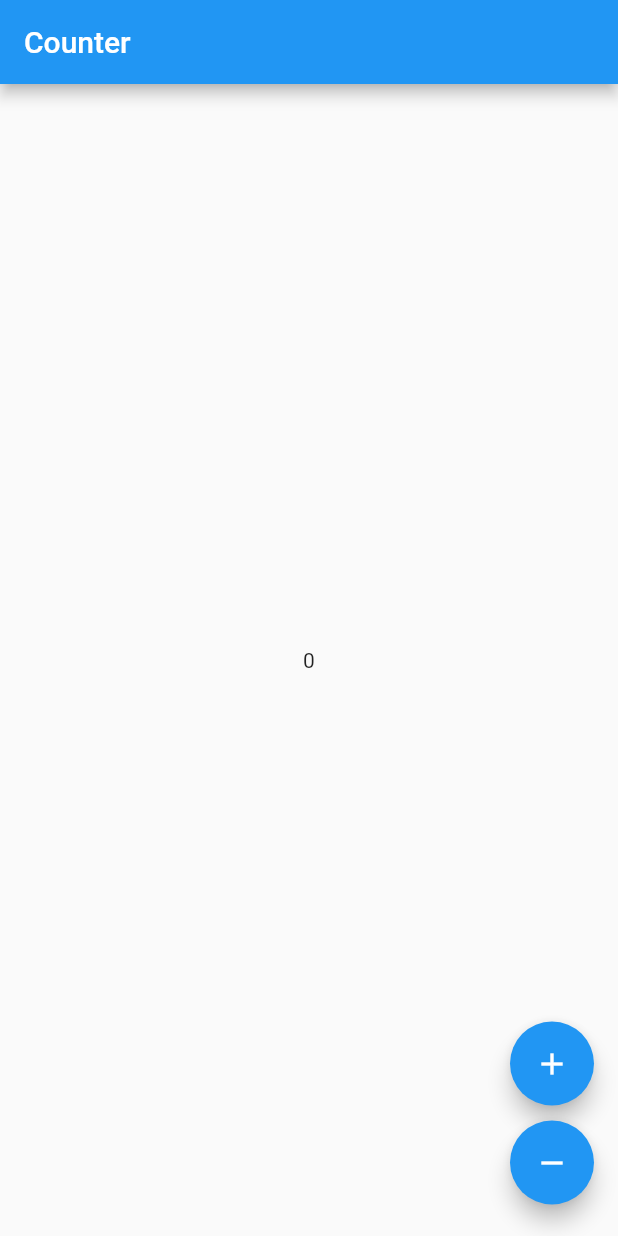
After one commit to leafney/flutter_demo, a Flutter app: the CounterPage screen opened directly, on a phone screen of 412 x 824 dp. The commit adds this screen. Run offline on Flutter 3.47's test engine with Material 2 defaults, Android fonts, the phone set to English and light mode, and no system bars; our stand-ins replace bloc, flutter_bloc.

Commit message:
尝试入门

```diff
--- /dev/null
+++ b/lib/counter/counter_cubit.dart
@@ -0,0 +1,7 @@
+import 'package:bloc/bloc.dart';
+
+class CounterCubit extends Cubit<int> {
+  CounterCubit() : super(0);
+  void increment() => emit(state + 1);
+  void decrement() => emit(state - 1);
+}
--- /dev/null
+++ b/lib/counter/counter_page.dart
@@ -0,0 +1,37 @@
+import 'package:flutter/material.dart';
+import 'package:flutter_bloc/flutter_bloc.dart';
+import 'package:flutter_demo/counter/counter_cubit.dart';
+
+class CounterPage extends StatelessWidget {
+  @override
+  Widget build(BuildContext context) {
+    return Scaffold(
+      appBar: AppBar(
+        title: Text('Counter'),
+      ),
+      body: BlocBuilder<CounterCubit, int>(
+        builder: (context, count) => Center(
+          child: Text('$count'),
+        ),
+      ),
+      floatingActionButton: Column(
+        crossAxisAlignment: CrossAxisAlignment.end,
+        mainAxisAlignment: MainAxisAlignment.end,
+        children: [
+          Padding(
+            padding: EdgeInsets.symmetric(vertical: 5),
+            child: FloatingActionButton(
+                child: Icon(Icons.add),
+                onPressed: () => context.bloc<CounterCubit>().increment()),
+          ),
+          Padding(
+            padding: EdgeInsets.symmetric(vertical: 5),
+            child: FloatingActionButton(
+                child: Icon(Icons.remove),
+                onPressed: () => context.bloc<CounterCubit>().decrement()),
+          ),
+        ],
+      ),
+    );
+  }
+}
--- a/lib/home_page.dart
+++ b/lib/home_page.dart
@@ -10,7 +10,7 @@ class MyHomePage extends StatelessWidget {
         title: Text('Flutter Demo'),
       ),
       body: Center(
-        child: Text('Hello World'),
+        child: Text('data'),
       ),
     );
   }
--- a/pubspec.yaml
+++ b/pubspec.yaml
@@ -23,6 +23,8 @@ dependencies:
   # The following adds the Cupertino Icons font to your application.
   # Use with the CupertinoIcons class for iOS style icons.
   cupertino_icons: ^0.1.2
+  bloc: ^6.0.3
+  flutter_bloc: ^6.0.5
 
 dev_dependencies:
   flutter_test:
```
Also changed, not shown: lib/main.dart (+6 -2 lines), pubspec.lock, 3 other files.
